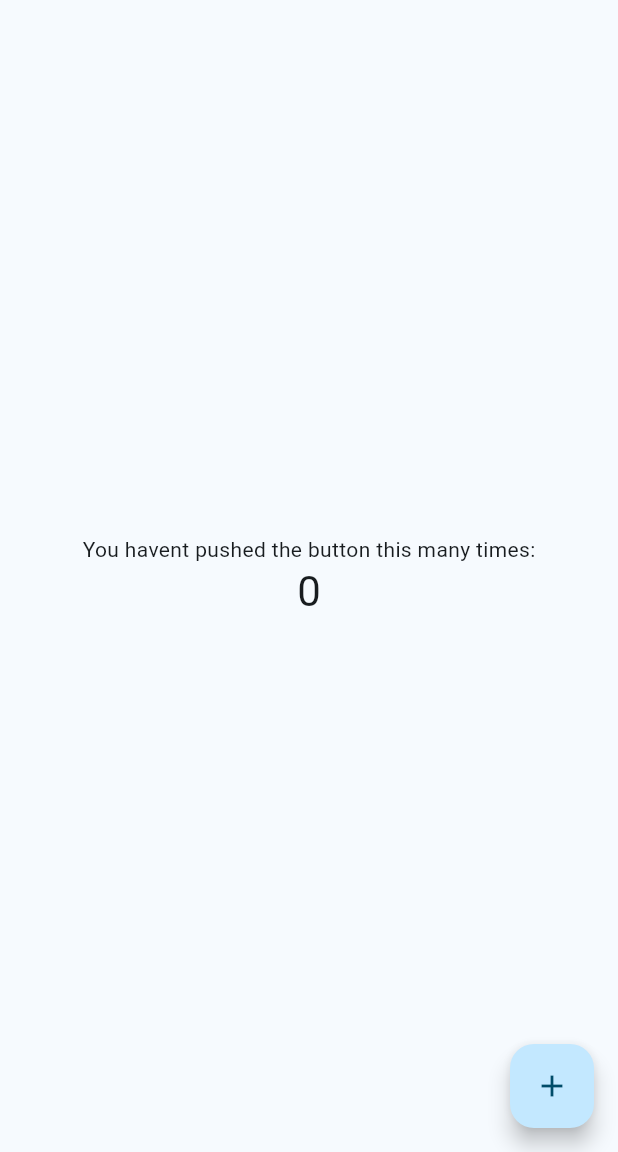
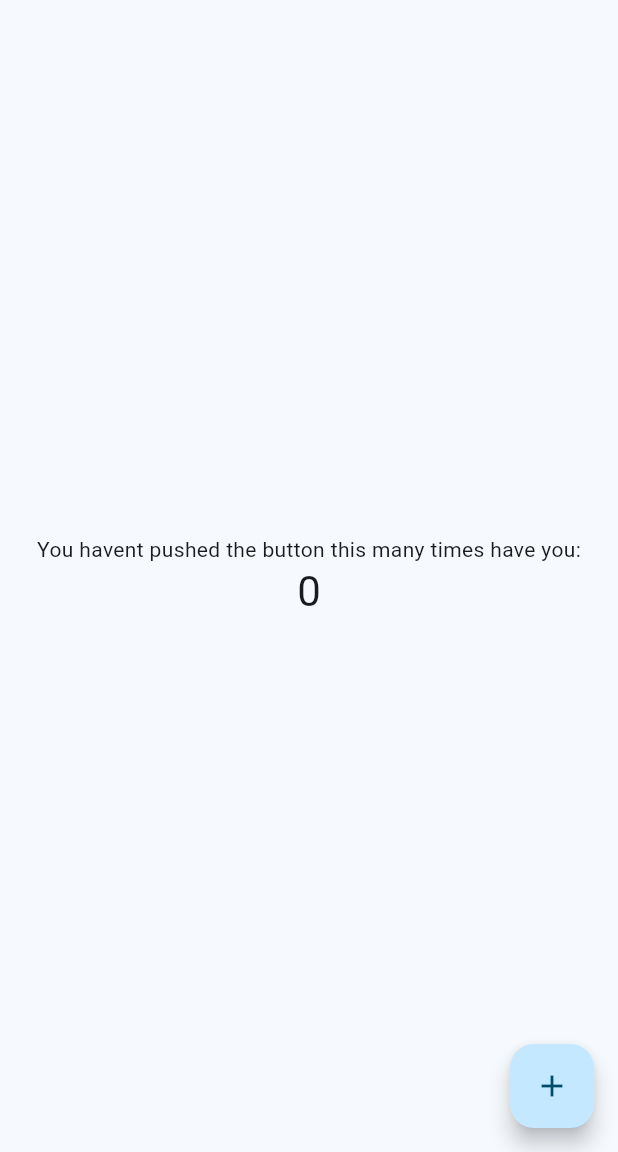
Before and after one commit to Kachilenga/mpepo_smartPOS, a Flutter app: the screen it shows after launch, on a phone screen of 412 x 824 dp, the part 84-1236 px from its top. Run offline on Flutter 3.47's test engine with Material 3 defaults, Android fonts, the light colour scheme and no system bars.

Commit message:
first code pushed with edit

```diff
--- a/lib/main.dart
+++ b/lib/main.dart
@@ -104,7 +104,7 @@ class _MyHomePageState extends State<MyHomePage> {
           // wireframe for each widget.
           mainAxisAlignment: MainAxisAlignment.center,
           children: <Widget>[
-            const Text('You havent pushed the button this many times:'),
+            const Text('You havent pushed the button this many times have you:'),
             Text(
               '$_counter',
               style: Theme.of(context).textTheme.headlineMedium,
```
